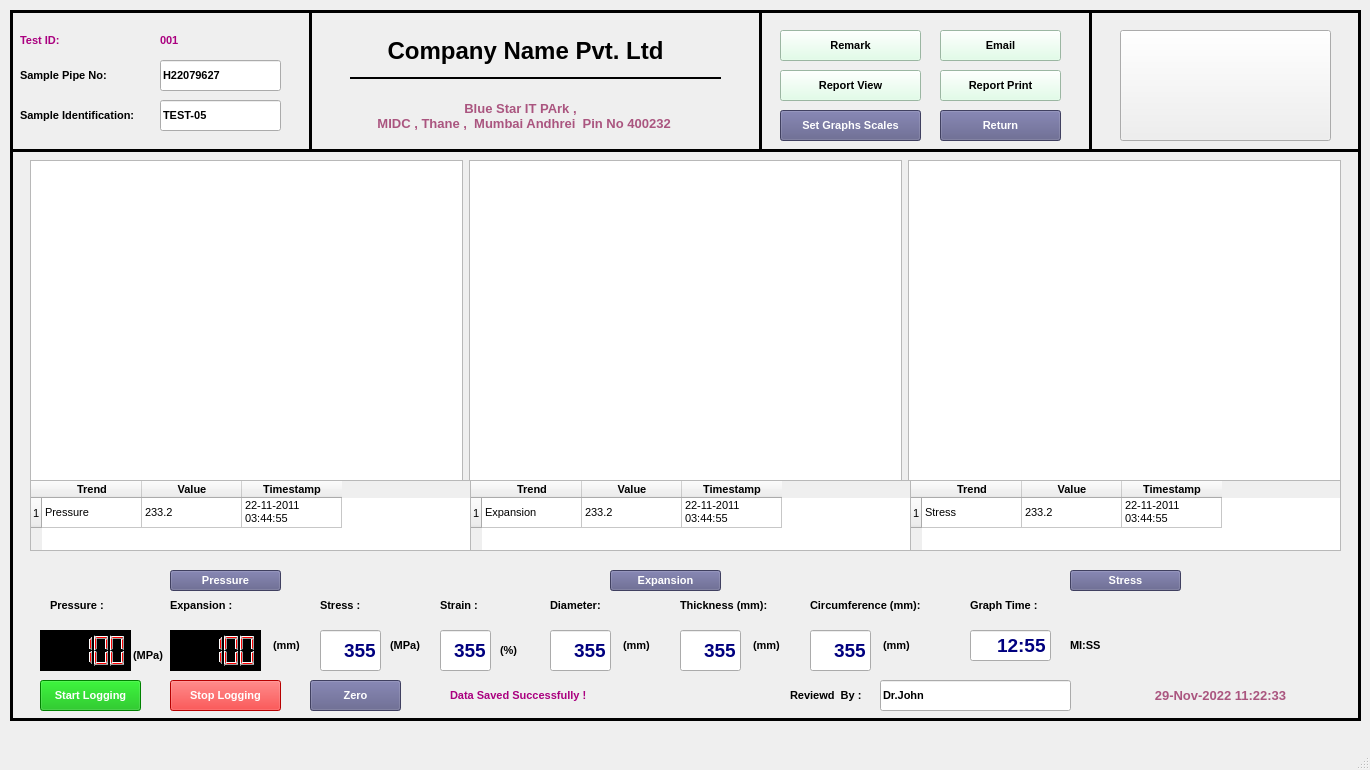
This is ROLTA/ui/RL_01_START_TEST_EXPANSION_4.ui in sanjaymanegit/testRepo as Qt 5 draws it before an edit. The edited form follows.
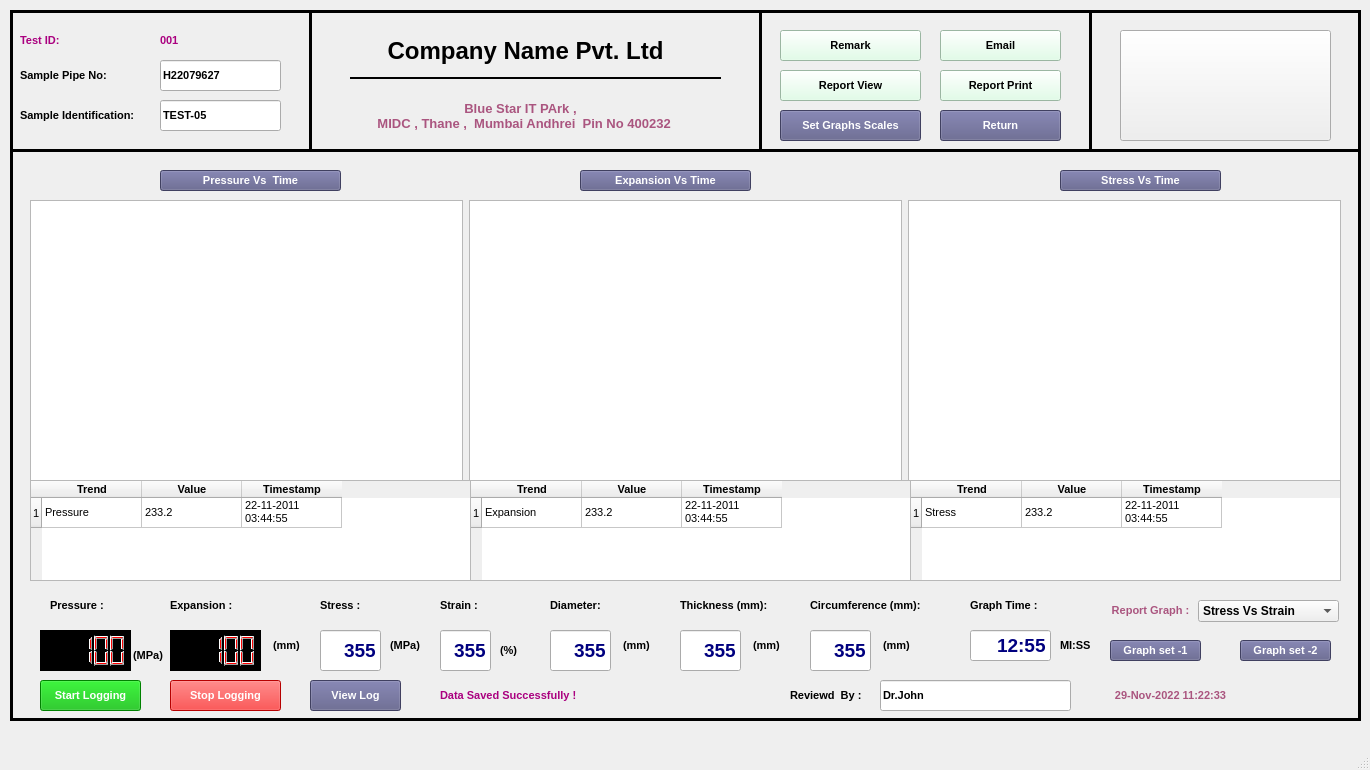
This is the edited form. Icons and pictures are not drawn.

Patch:
```diff
--- a/ROLTA/ui/RL_01_START_TEST_EXPANSION_4.ui
+++ b/ROLTA/ui/RL_01_START_TEST_EXPANSION_4.ui
@@ -1018,7 +1018,7 @@
     <widget class="QLabel" name="label_153">
      <property name="geometry">
       <rect>
-       <x>1060</x>
+       <x>1050</x>
        <y>620</y>
        <width>41</width>
        <height>31</height>
@@ -1153,9 +1153,9 @@
     <widget class="QLabel" name="label_15">
      <property name="geometry">
       <rect>
-       <x>440</x>
+       <x>430</x>
        <y>670</y>
-       <width>331</width>
+       <width>321</width>
        <height>31</height>
       </rect>
      </property>
@@ -1250,16 +1250,16 @@
     <widget class="QLabel" name="label_3">
      <property name="geometry">
       <rect>
-       <x>1090</x>
+       <x>1080</x>
        <y>670</y>
-       <width>241</width>
+       <width>161</width>
        <height>31</height>
       </rect>
      </property>
      <property name="font">
       <font>
        <family>Arial</family>
-       <pointsize>10</pointsize>
+       <pointsize>8</pointsize>
        <weight>75</weight>
        <bold>true</bold>
       </font>
@@ -1318,7 +1318,7 @@
        <x>20</x>
        <y>470</y>
        <width>441</width>
-       <height>71</height>
+       <height>101</height>
       </rect>
      </property>
      <row>
@@ -1411,7 +1411,7 @@
        <x>460</x>
        <y>470</y>
        <width>441</width>
-       <height>71</height>
+       <height>101</height>
       </rect>
      </property>
      <row>
@@ -1504,7 +1504,7 @@
        <x>900</x>
        <y>470</y>
        <width>431</width>
-       <height>71</height>
+       <height>101</height>
       </rect>
      </property>
      <row>
@@ -1594,9 +1594,9 @@
     <widget class="QPushButton" name="pushButton_17">
      <property name="geometry">
       <rect>
-       <x>160</x>
-       <y>560</y>
-       <width>111</width>
+       <x>150</x>
+       <y>160</y>
+       <width>181</width>
        <height>21</height>
       </rect>
      </property>
@@ -1613,15 +1613,15 @@
 color: rgb(255, 255, 255);</string>
      </property>
      <property name="text">
-      <string>Pressure</string>
+      <string>Pressure Vs  Time</string>
      </property>
     </widget>
     <widget class="QPushButton" name="pushButton_18">
      <property name="geometry">
       <rect>
-       <x>600</x>
-       <y>560</y>
-       <width>111</width>
+       <x>570</x>
+       <y>160</y>
+       <width>171</width>
        <height>21</height>
       </rect>
      </property>
@@ -1638,15 +1638,15 @@
 color: rgb(255, 255, 255);</string>
      </property>
      <property name="text">
-      <string>Expansion</string>
+      <string>Expansion Vs Time</string>
      </property>
     </widget>
     <widget class="QPushButton" name="pushButton_19">
      <property name="geometry">
       <rect>
-       <x>1060</x>
-       <y>560</y>
-       <width>111</width>
+       <x>1050</x>
+       <y>160</y>
+       <width>161</width>
        <height>21</height>
       </rect>
      </property>
@@ -1663,7 +1663,7 @@
 color: rgb(255, 255, 255);</string>
      </property>
      <property name="text">
-      <string>Stress</string>
+      <string>Stress Vs Time</string>
      </property>
     </widget>
     <widget class="QPushButton" name="pushButton_20">
@@ -1688,16 +1688,16 @@
 color: rgb(255, 255, 255);</string>
      </property>
      <property name="text">
-      <string>Zero</string>
+      <string>View Log</string>
      </property>
     </widget>
-    <widget class="QWidget" name="">
+    <widget class="QWidget" name="layoutWidget">
      <property name="geometry">
       <rect>
        <x>20</x>
-       <y>150</y>
+       <y>190</y>
        <width>1311</width>
-       <height>321</height>
+       <height>281</height>
       </rect>
      </property>
      <layout class="QGridLayout" name="gridLayout">
@@ -1712,6 +1712,130 @@
       </item>
      </layout>
     </widget>
+    <widget class="QPushButton" name="pushButton_21">
+     <property name="geometry">
+      <rect>
+       <x>1100</x>
+       <y>630</y>
+       <width>91</width>
+       <height>21</height>
+      </rect>
+     </property>
+     <property name="font">
+      <font>
+       <family>Arial</family>
+       <pointsize>8</pointsize>
+       <weight>75</weight>
+       <bold>true</bold>
+      </font>
+     </property>
+     <property name="styleSheet">
+      <string notr="true">background-color: rgb(90, 90, 134);
+color: rgb(255, 255, 255);</string>
+     </property>
+     <property name="text">
+      <string>Graph set -1</string>
+     </property>
+    </widget>
+    <widget class="QPushButton" name="pushButton_22">
+     <property name="geometry">
+      <rect>
+       <x>1230</x>
+       <y>630</y>
+       <width>91</width>
+       <height>21</height>
+      </rect>
+     </property>
+     <property name="font">
+      <font>
+       <family>Arial</family>
+       <pointsize>8</pointsize>
+       <weight>75</weight>
+       <bold>true</bold>
+      </font>
+     </property>
+     <property name="styleSheet">
+      <string notr="true">background-color: rgb(90, 90, 134);
+color: rgb(255, 255, 255);</string>
+     </property>
+     <property name="text">
+      <string>Graph set -2</string>
+     </property>
+    </widget>
+    <widget class="QComboBox" name="comboBox">
+     <property name="geometry">
+      <rect>
+       <x>1188</x>
+       <y>590</y>
+       <width>141</width>
+       <height>22</height>
+      </rect>
+     </property>
+     <property name="font">
+      <font>
+       <family>Arial</family>
+       <weight>75</weight>
+       <bold>true</bold>
+      </font>
+     </property>
+     <item>
+      <property name="text">
+       <string>Stress Vs Strain</string>
+      </property>
+     </item>
+     <item>
+      <property name="text">
+       <string>Pressure Vs Expansion</string>
+      </property>
+     </item>
+     <item>
+      <property name="text">
+       <string>Pressure Vs Time</string>
+      </property>
+     </item>
+     <item>
+      <property name="text">
+       <string>Expansion Vs Time</string>
+      </property>
+     </item>
+     <item>
+      <property name="text">
+       <string>Stress Vs Time</string>
+      </property>
+     </item>
+     <item>
+      <property name="text">
+       <string>Strain Vs Time</string>
+      </property>
+     </item>
+    </widget>
+    <widget class="QLabel" name="label_4">
+     <property name="geometry">
+      <rect>
+       <x>1090</x>
+       <y>590</y>
+       <width>101</width>
+       <height>21</height>
+      </rect>
+     </property>
+     <property name="font">
+      <font>
+       <family>Arial</family>
+       <pointsize>8</pointsize>
+       <weight>75</weight>
+       <bold>true</bold>
+      </font>
+     </property>
+     <property name="styleSheet">
+      <string notr="true">color: rgb(170, 85, 127);</string>
+     </property>
+     <property name="text">
+      <string>Report Graph :</string>
+     </property>
+     <property name="alignment">
+      <set>Qt::AlignCenter</set>
+     </property>
+    </widget>
    </widget>
   </widget>
   <widget class="QMenuBar" name="menubar">
```
